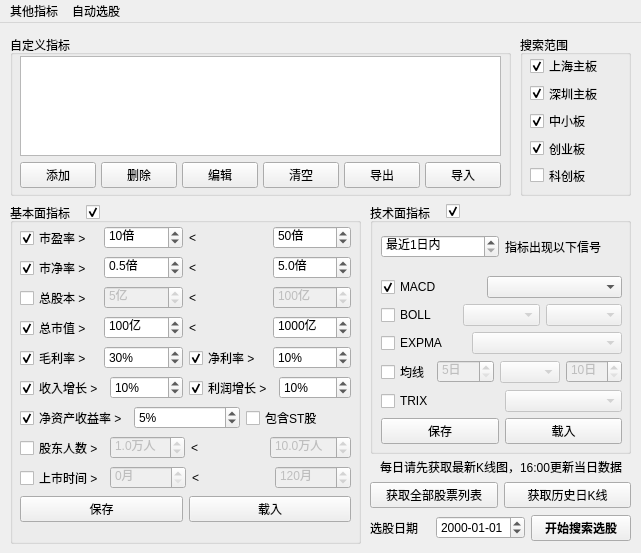
Above: QtDesign/StockFinder.ui from victor647/QuantumStockTrade before the change. Below: the same form after it.
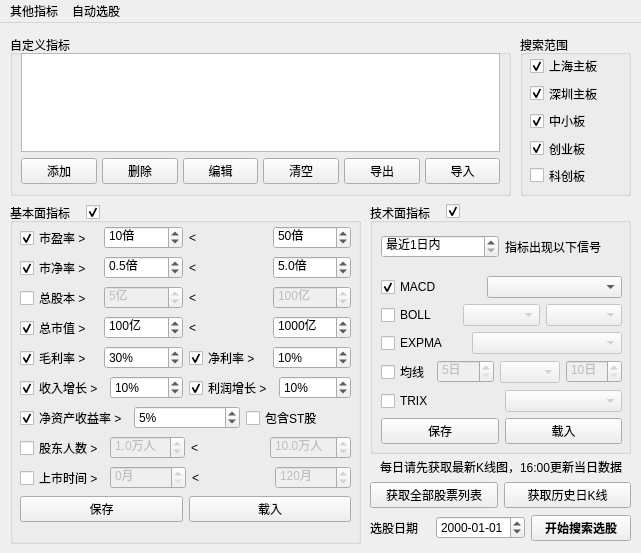
That is the form after the change.

Commit message: 五日选股 UI

The edit to the form file:
```diff
--- a/QtDesign/StockFinder.ui
+++ b/QtDesign/StockFinder.ui
@@ -152,25 +152,20 @@
     <property name="title">
      <string>自定义指标</string>
     </property>
-    <widget class="QListWidget" name="lstCriteriaItems">
+    <widget class="QWidget" name="">
      <property name="geometry">
       <rect>
-       <x>10</x>
-       <y>21</y>
-       <width>481</width>
-       <height>100</height>
+       <x>11</x>
+       <y>18</y>
+       <width>479</width>
+       <height>131</height>
       </rect>
      </property>
-    </widget>
-    <widget class="QWidget" name="layoutWidget">
-     <property name="geometry">
-      <rect>
-       <x>10</x>
-       <y>127</y>
-       <width>481</width>
-       <height>27</height>
-      </rect>
-     </property>
+     <layout class="QVBoxLayout" name="verticalLayout_5">
+      <item>
+       <widget class="QListWidget" name="lstCriteriaItems"/>
+      </item>
+      <item>
      <layout class="QHBoxLayout" name="horizontalLayout">
       <property name="spacing">
        <number>5</number>
@@ -230,6 +225,8 @@
        </widget>
       </item>
      </layout>
+      </item>
+     </layout>
     </widget>
    </widget>
    <widget class="QGroupBox" name="grpBasicCriterias">
```
Left out of the diff: 6 changed lines with no effect on the pictures. Lines whose indentation alone changed are shown as unchanged. The commit also changes 3 other files.
